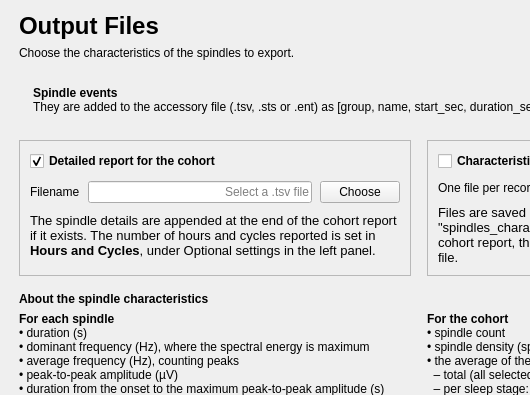
This is tools/CEAMSTools/SpindleDetectionSumo/OutputFilesStep/Ui_OutputFilesStep.ui in SnoozToolbox/snooz-package-ceams as Qt 5 draws it before an edit; both pictures show x 0 to 530 and y 0 to 395 of the 900 by 700 pixel window. The edited form follows.
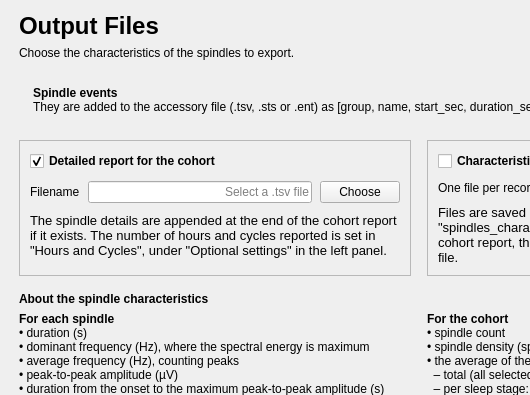
This is the edited form.

```diff
--- a/tools/CEAMSTools/SpindleDetectionSumo/OutputFilesStep/Ui_OutputFilesStep.ui
+++ b/tools/CEAMSTools/SpindleDetectionSumo/OutputFilesStep/Ui_OutputFilesStep.ui
@@ -217,10 +217,7 @@
                 </font>
                </property>
                <property name="text">
-                <string>The spindle details are appended at the end of the cohort report if it exists. The number of hours and cycles reported is set in &lt;b&gt;Hours and Cycles&lt;/b&gt;, under Optional settings in the left panel.</string>
-               </property>
-               <property name="textFormat">
-                <enum>Qt::TextFormat::RichText</enum>
+                <string>The spindle details are appended at the end of the cohort report if it exists. The number of hours and cycles reported is set in "Hours and Cycles", under "Optional settings" in the left panel.</string>
                </property>
                <property name="wordWrap">
                 <bool>true</bool>
```
